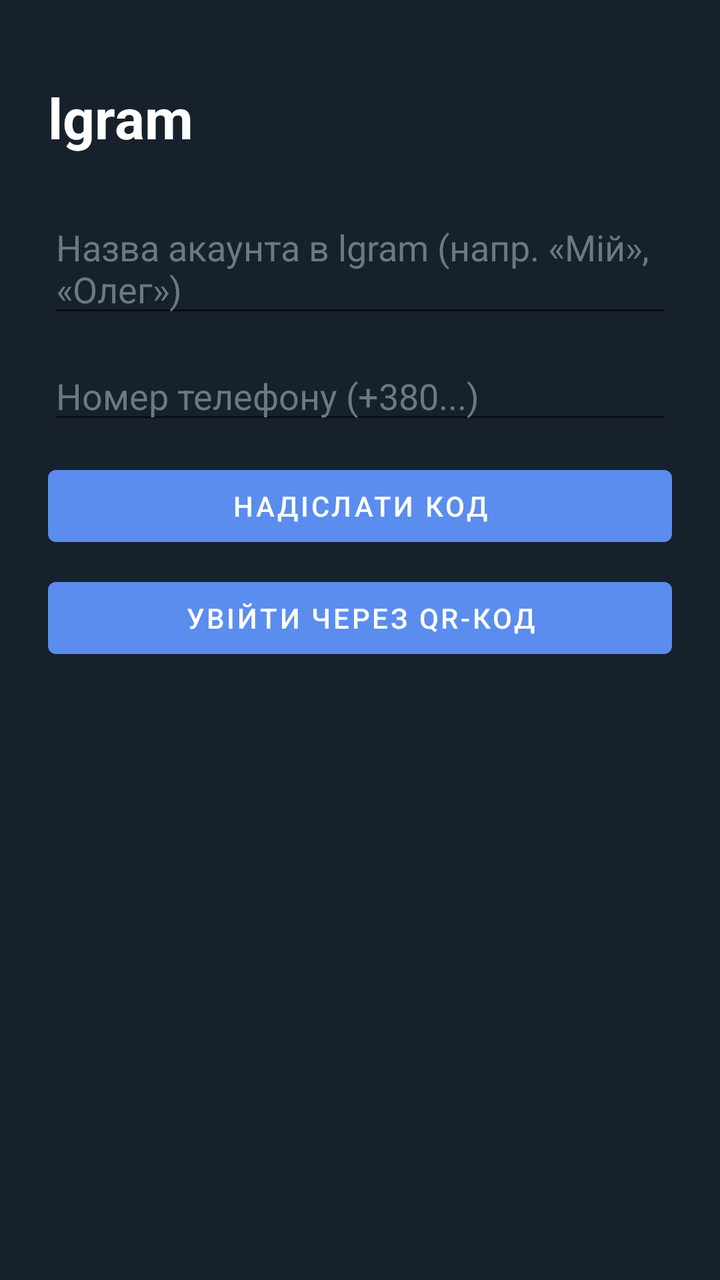
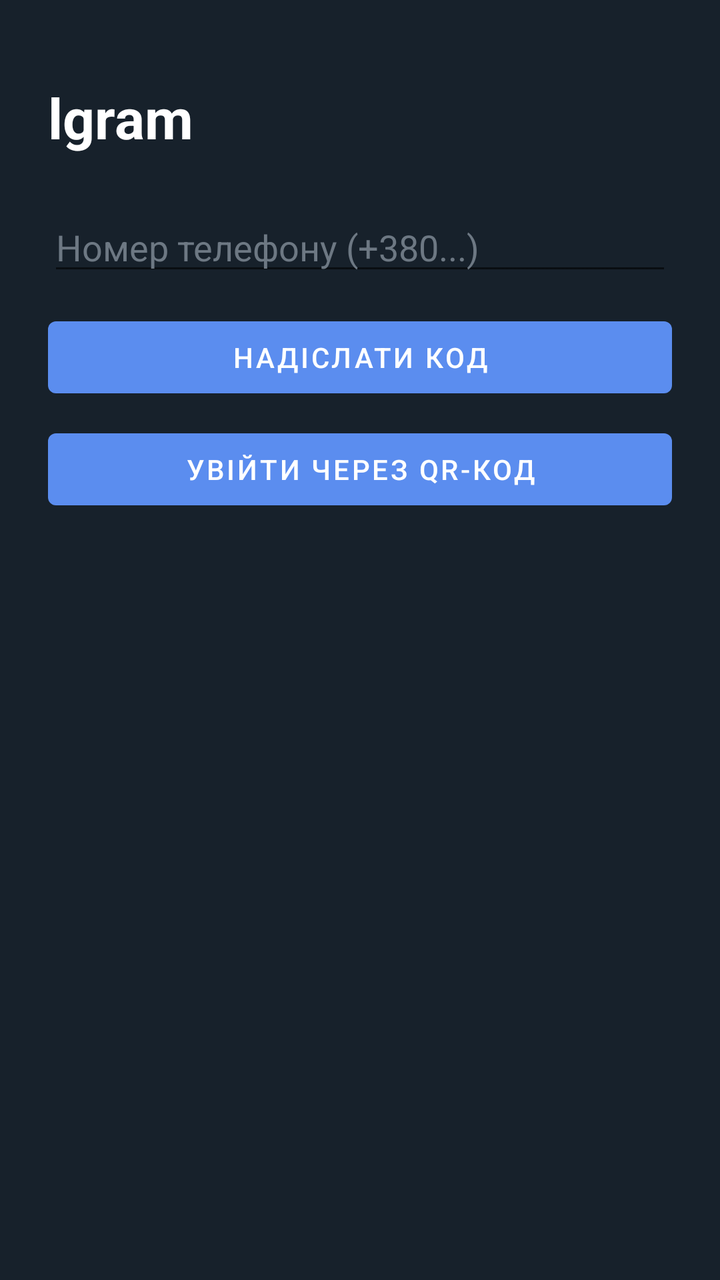

Two renders of the same Android screen: before a commit and after it. Below are the layout's source before the change and the commit's diff.
<!-- AndroidManifest.xml: application theme Theme.Lgram -->
<!-- res/layout/activity_auth.xml -->
<?xml version="1.0" encoding="utf-8"?>
<LinearLayout xmlns:android="http://schemas.android.com/apk/res/android"
    android:layout_width="match_parent"
    android:layout_height="match_parent"
    android:orientation="vertical"
    android:padding="24dp"
    android:background="#17212B">

    <TextView
        android:layout_width="wrap_content"
        android:layout_height="wrap_content"
        android:text="lgram"
        android:textColor="#FFFFFF"
        android:textSize="28sp"
        android:textStyle="bold"
        android:layout_marginTop="16dp"
        android:layout_marginBottom="24dp" />

    <TextView
        android:id="@+id/tvStatus"
        android:layout_width="match_parent"
        android:layout_height="wrap_content"
        android:textColor="#E8503A"
        android:textSize="13sp"
        android:layout_marginBottom="12dp"
        android:visibility="gone" />

    
    <EditText
        android:id="@+id/etAccountName"
        android:layout_width="match_parent"
        android:layout_height="wrap_content"
        android:hint="Назва акаунта в lgram (напр. «Мій», «Олег»)"
        android:textColor="#FFFFFF"
        android:textColorHint="#6D7883"
        android:layout_marginBottom="12dp" />

    
    <LinearLayout
        android:id="@+id/stepPhone"
        android:layout_width="match_parent"
        android:layout_height="wrap_content"
        android:orientation="vertical">

        <EditText
            android:id="@+id/etPhone"
            android:layout_width="match_parent"
            android:layout_height="wrap_content"
            android:hint="Номер телефону (+380...)"
            android:inputType="phone"
            android:textColor="#FFFFFF"
            android:textColorHint="#6D7883"
            android:layout_marginBottom="12dp" />

        <Button
            android:id="@+id/btnSendCode"
            android:layout_width="match_parent"
            android:layout_height="wrap_content"
            android:text="Надіслати код" />

        <Button
            android:id="@+id/btnQrLogin"
            android:layout_width="match_parent"
            android:layout_height="wrap_content"
            android:layout_marginTop="8dp"
            android:text="Увійти через QR-код" />
    </LinearLayout>

    
    <LinearLayout
        android:id="@+id/stepQr"
        android:layout_width="match_parent"
        android:layout_height="wrap_content"
        android:orientation="vertical"
        android:gravity="center"
        android:visibility="gone">

        <ImageView
            android:id="@+id/ivQrCode"
            android:layout_width="240dp"
            android:layout_height="240dp"
            android:background="#FFFFFF"
            android:layout_marginBottom="16dp" />

        <TextView
            android:id="@+id/tvQrStatus"
            android:layout_width="match_parent"
            android:layout_height="wrap_content"
            android:gravity="center"
            android:textColor="#AEBACB"
            android:textSize="14sp"
            android:text="Відкрий Telegram на телефоні з активним акаунтом → Налаштування → Пристрої → Підключити пристрій, і відскануй цей код." />

        <Button
            android:id="@+id/btnQrBack"
            android:layout_width="wrap_content"
            android:layout_height="wrap_content"
            android:layout_marginTop="16dp"
            android:text="Назад" />
    </LinearLayout>

    
    <LinearLayout
        android:id="@+id/stepCode"
        android:layout_width="match_parent"
        android:layout_height="wrap_content"
        android:orientation="vertical"
        android:visibility="gone">

        <EditText
            android:id="@+id/etCode"
            android:layout_width="match_parent"
            android:layout_height="wrap_content"
            android:hint="Код із Telegram"
            android:inputType="number"
            android:textColor="#FFFFFF"
            android:textColorHint="#6D7883"
            android:layout_marginBottom="12dp" />

        <Button
            android:id="@+id/btnConfirmCode"
            android:layout_width="match_parent"
            android:layout_height="wrap_content"
            android:text="Підтвердити код" />
    </LinearLayout>

    
    <LinearLayout
        android:id="@+id/stepPassword"
        android:layout_width="match_parent"
        android:layout_height="wrap_content"
        android:orientation="vertical"
        android:visibility="gone">

        <EditText
            android:id="@+id/etPassword"
            android:layout_width="match_parent"
            android:layout_height="wrap_content"
            android:hint="Пароль двофакторної автентифікації"
            android:inputType="textPassword"
            android:textColor="#FFFFFF"
            android:textColorHint="#6D7883"
            android:layout_marginBottom="12dp" />

        <Button
            android:id="@+id/btnConfirmPassword"
            android:layout_width="match_parent"
            android:layout_height="wrap_content"
            android:text="Увійти" />
    </LinearLayout>

    <ProgressBar
        android:id="@+id/progress"
        android:layout_width="wrap_content"
        android:layout_height="wrap_content"
        android:layout_gravity="center"
        android:layout_marginTop="24dp"
        android:visibility="gone" />

</LinearLayout>
<!-- resources referenced by this layout -->
<resources>
  <style name="Theme.Lgram" parent="Theme.MaterialComponents.DayNight.NoActionBar">
          <item name="colorPrimary">#5B8DEF</item>
          <item name="colorPrimaryDark">#17212B</item>
          <item name="colorAccent">#5B8DEF</item>
          <item name="android:windowBackground">#0E1621</item>
      </style>
</resources>

<!-- the commit's change to res/layout/activity_auth.xml (unified diff, before → after) -->
@@ -24,16 +24,6 @@
         android:textSize="13sp"
         android:layout_marginBottom="12dp"
         android:visibility="gone" />
-
-    
-    <EditText
-        android:id="@+id/etAccountName"
-        android:layout_width="match_parent"
-        android:layout_height="wrap_content"
-        android:hint="Назва акаунта в lgram (напр. «Мій», «Олег»)"
-        android:textColor="#FFFFFF"
-        android:textColorHint="#6D7883"
-        android:layout_marginBottom="12dp" />
 
     
     <LinearLayout
